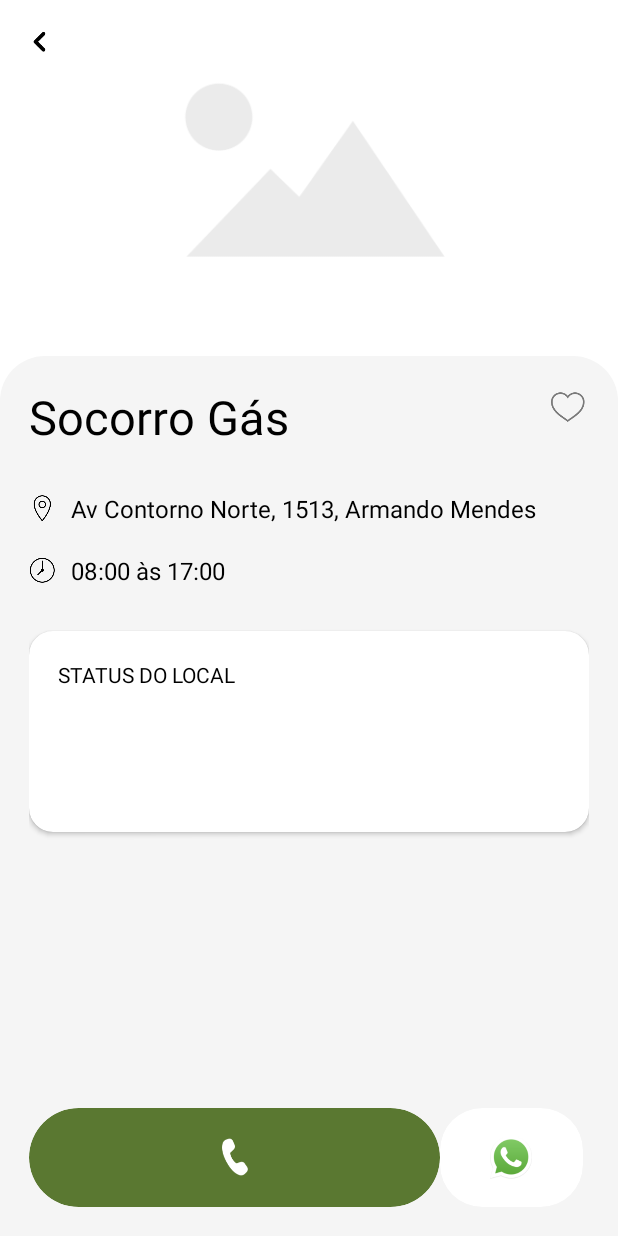
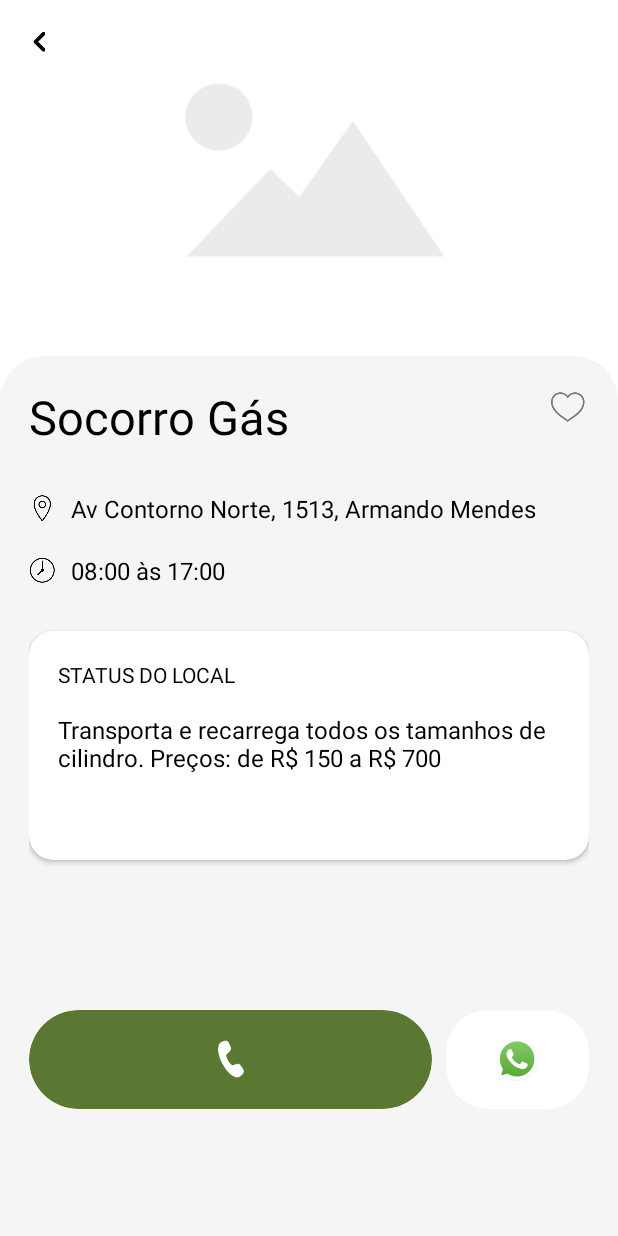
Before and after one commit to thiagomarquesrocha/disko2, an Android app: the layout activity_about_place.xml on its own in the app's theme, with its tools: preview values and no code run, on a phone screen of 412 x 824 dp. Run offline under Robolectric (Android 15) with nearby library versions, the light colour scheme and no system bars; Roboto replaces fonts that are not available here.

Commit message:
fix: ScrollView support

```diff
--- a/app/src/main/AndroidManifest.xml
+++ b/app/src/main/AndroidManifest.xml
@@ -14,7 +14,7 @@
         <activity
             android:name=".features.aboutapp.AboutAppActivity"
             android:label="@string/title_activity_about_app"
-            android:theme="@style/Theme.DiskO2.NoActionBar"></activity>
+            android:theme="@style/Theme.DiskO2.NoActionBar" />
         <activity
             android:name=".features.splash.SplashActivity"
             android:theme="@style/ThemeSplash">
@@ -24,7 +24,7 @@
                 <category android:name="android.intent.category.LAUNCHER" />
             </intent-filter>
         </activity>
-        <activity android:name=".features.listplace.MainActivity"></activity>
+        <activity android:name=".features.listplace.MainActivity" />
         <activity android:name=".features.aboutplace.AboutPlaceActivity" />
 
         <meta-data
--- a/app/src/main/res/layout/activity_about_place.xml
+++ b/app/src/main/res/layout/activity_about_place.xml
@@ -1,15 +1,14 @@
 <?xml version="1.0" encoding="utf-8"?>
-<androidx.core.widget.NestedScrollView xmlns:android="http://schemas.android.com/apk/res/android"
+<ScrollView xmlns:android="http://schemas.android.com/apk/res/android"
     xmlns:app="http://schemas.android.com/apk/res-auto"
     xmlns:tools="http://schemas.android.com/tools"
     android:layout_width="match_parent"
     android:layout_height="match_parent"
-    android:background="@color/status_bar"
-    android:fillViewport="true">
+    android:background="@color/status_bar">
 
     <androidx.constraintlayout.widget.ConstraintLayout
         android:layout_width="match_parent"
-        android:layout_height="wrap_content"
+        android:layout_height="match_parent"
         android:background="@color/white">
 
         <ImageView
@@ -32,11 +31,13 @@
             app:navigationIcon="@drawable/icon_back" />
 
         <androidx.constraintlayout.widget.ConstraintLayout
-            android:layout_width="match_parent"
-            android:layout_height="0dp"
+            android:layout_width="0dp"
+            android:layout_height="match_parent"
             android:background="@drawable/radius_about"
             android:padding="19dp"
             app:layout_constraintBottom_toBottomOf="parent"
+            app:layout_constraintEnd_toEndOf="parent"
+            app:layout_constraintStart_toStartOf="parent"
             app:layout_constraintTop_toBottomOf="@+id/iv_empty">
 
             <TextView
@@ -126,7 +127,7 @@
                         android:fontFamily="@font/roboto_light"
                         android:textColor="@color/black"
                         android:textSize="16sp"
-                        tools:text="" />
+                        tools:text="Transporta e recarrega todos os tamanhos de cilindro. Preços: de R$ 150 a R$ 700" />
 
                     <TextView
                         android:id="@+id/tv_description"
@@ -147,15 +148,14 @@
                 android:id="@+id/card_call"
                 android:layout_width="0dp"
                 android:layout_height="66dp"
+                android:layout_marginTop="100dp"
+                android:layout_marginEnd="9dp"
                 app:cardBackgroundColor="@color/green_main"
                 app:cardCornerRadius="33dp"
                 app:cardElevation="0dp"
-                app:layout_constraintBottom_toBottomOf="parent"
                 app:layout_constraintEnd_toStartOf="@+id/card_wpp"
-                app:layout_constraintHorizontal_bias="0.05"
                 app:layout_constraintStart_toStartOf="parent"
-                app:layout_constraintTop_toBottomOf="@+id/container"
-                app:layout_constraintVertical_bias="1.0">
+                app:layout_constraintTop_toBottomOf="@+id/container">
 
                 <ImageView
                     android:layout_width="wrap_content"
@@ -169,14 +169,12 @@
                 android:id="@+id/card_wpp"
                 android:layout_width="95dp"
                 android:layout_height="66dp"
-                android:layout_marginEnd="4dp"
+                android:layout_marginTop="100dp"
                 app:cardBackgroundColor="@color/white"
                 app:cardCornerRadius="28dp"
                 app:cardElevation="0dp"
-                app:layout_constraintBottom_toBottomOf="parent"
                 app:layout_constraintEnd_toEndOf="parent"
-                app:layout_constraintTop_toBottomOf="@+id/container"
-                app:layout_constraintVertical_bias="1.0">
+                app:layout_constraintTop_toBottomOf="@+id/container">
 
                 <ImageView
                     android:layout_width="wrap_content"
@@ -192,4 +190,4 @@
 
     </androidx.constraintlayout.widget.ConstraintLayout>
 
-</androidx.core.widget.NestedScrollView>
+</ScrollView>
```
Also changed, not shown: app/src/main/res/drawable/unselected_tab_bg.xml (added, +7 -0 lines), app/src/main/res/layout/activity_about_app.xml (+33 -24 lines).
